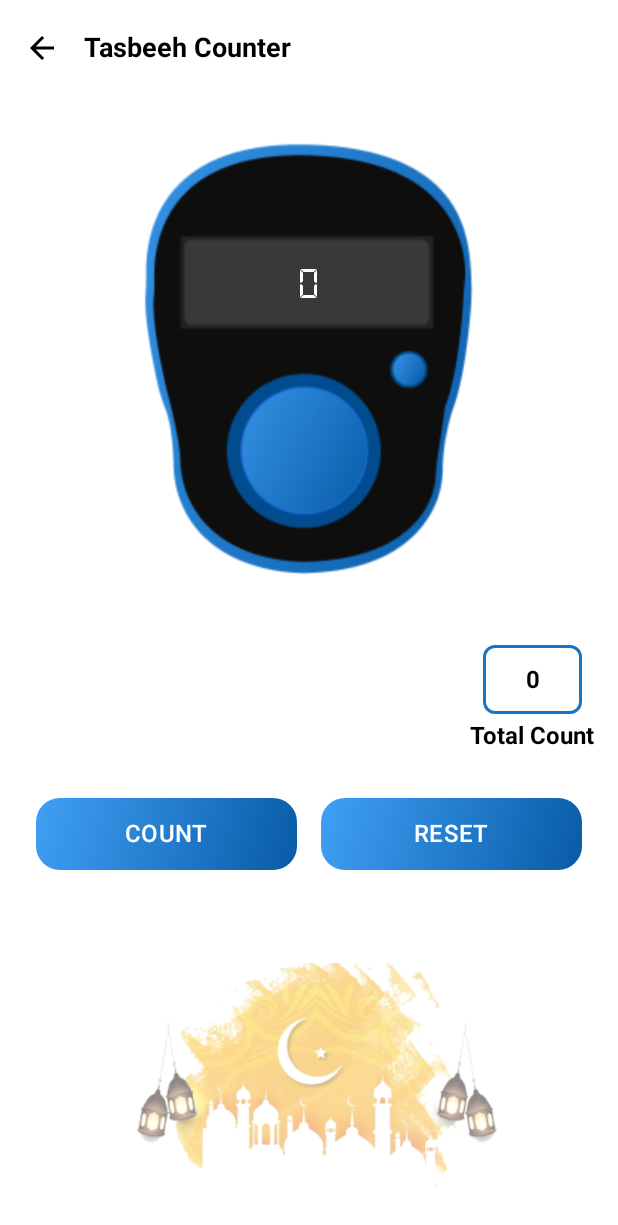
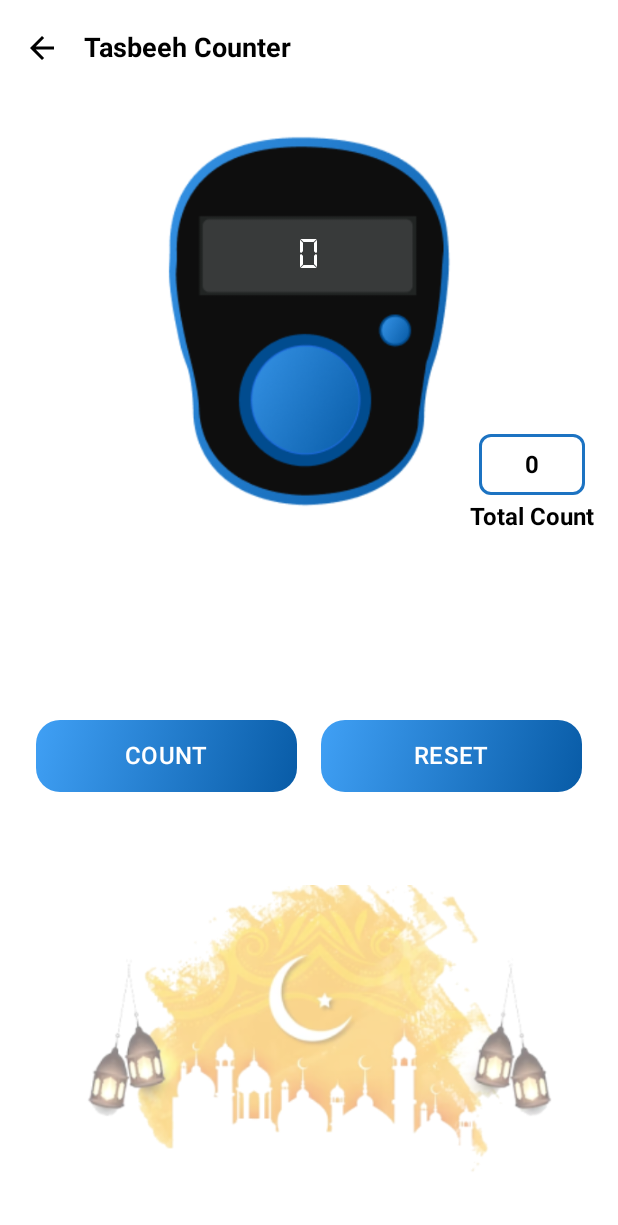
Before and after one commit to shimul53/RegistrationUI, an Android app built with Jetpack Compose: the TasbeehCountUI screen opened through its navigation route, on a phone screen of 412 x 824 dp. Shown: the top 1225 px of the screen. Run offline under Robolectric (Android 15) with nearby library versions, the phone set to English and light mode, and no system bars; our stand-ins replace accompanist.

Commit message:
update prayer time and tasbeeh count ui

```diff
--- a/app/src/main/java/com/example/registrationui/ui/PrayerTimeUI.kt
+++ b/app/src/main/java/com/example/registrationui/ui/PrayerTimeUI.kt
@@ -843,7 +843,7 @@ fun CustomSlider(
 
     Column(
         horizontalAlignment = Alignment.CenterHorizontally,
-        verticalArrangement = Arrangement.Center
+        verticalArrangement = Arrangement.Center, modifier = Modifier.padding(start = 16.dp, end = 16.dp)
     ) {
         Row(
             modifier = modifier.fillMaxWidth(),
--- a/app/src/main/java/com/example/registrationui/ui/TasbeehCountUI.kt
+++ b/app/src/main/java/com/example/registrationui/ui/TasbeehCountUI.kt
@@ -11,6 +11,7 @@ import androidx.compose.foundation.layout.Column
 import androidx.compose.foundation.layout.PaddingValues
 import androidx.compose.foundation.layout.Row
 import androidx.compose.foundation.layout.Spacer
+import androidx.compose.foundation.layout.fillMaxHeight
 import androidx.compose.foundation.layout.fillMaxSize
 import androidx.compose.foundation.layout.fillMaxWidth
 import androidx.compose.foundation.layout.height
@@ -180,18 +181,22 @@ fun TasbeehCountUI(navController: NavHostController, viewModel: TasbeehViewModel
             contentAlignment = Alignment.TopStart
         ) {
             Column(modifier = Modifier.align(Alignment.Center)) {
-                TasbeehCountImg(
-                    painter = painterResource(id = R.drawable.tasbeeh_count_image),
-                    contentDescription = "",
-                    text = viewModel.count.toString()
-                )
-                Column(
+                Column (modifier = Modifier.weight(1f)){
+                    TasbeehCountImg(
+                        painter = painterResource(id = R.drawable.tasbeeh_count_image),
+                        contentDescription = "",
+                        text = viewModel.count.toString(), viewModel = viewModel
+                    )
+                }
+                Spacer(modifier = Modifier.height(20.dp))
+
+                /*Column(
                     modifier = Modifier
                         .align(Alignment.End)
                         .padding(16.dp)
                 ) {
                     TotalCountText(text = viewModel.totalCount.toString())
-                }
+                }*/
 
                 GradientButtonRow(
                     onCountClick = { viewModel.incrementCount() },
@@ -217,13 +222,14 @@ fun TasbeehCountImg(
     modifier: Modifier = Modifier,
     painter: Painter,
     contentDescription: String,
-    text: String
+    text: String,
+    viewModel: TasbeehViewModel
 ) {
     val digitalFont = FontFamily(
         Font(R.font.ds_digital) // Replace with your font file name
     )
     val shape = RoundedCornerShape(8.dp)
-    val height = 350.dp
+    val height = 300.dp
     Box(
         modifier = modifier
             .height(height)
@@ -240,12 +246,20 @@ fun TasbeehCountImg(
         )
 
         Text(
-            modifier = Modifier.padding(bottom = 100.dp),
+            modifier = Modifier.padding(bottom = 90.dp),
             text = text,
             color = White, fontSize = 30.sp,
             fontFamily = digitalFont,
             letterSpacing = 2.sp
         )
+        Spacer(modifier = Modifier.height(30.dp))
+        Column (modifier = Modifier
+            .align(Alignment.BottomEnd)
+            .padding(bottom = 10.dp, end = 16.dp)){
+            TotalCountText(text = viewModel.totalCount.toString())
+        }
+
+
     }
 }
 
@@ -322,7 +336,7 @@ fun TotalCountText(
     fontWeight: FontWeight = FontWeight.Bold,
     boxBorderColor: Color = Color(0xFF1c73c2),
     boxCornerRadius: Dp = 8.dp,
-    boxPadding: Dp = 8.dp
+    boxPadding: Dp = 5.dp
 ) {
     Column(
         horizontalAlignment = Alignment.CenterHorizontally
@@ -336,7 +350,7 @@ fun TotalCountText(
                 )
                 .padding(boxPadding)
                 .height(30.dp)
-                .width(50.dp),
+                .width(60.dp),
             contentAlignment = Alignment.Center
         ) {
             // Layered text for the outline effect
```
